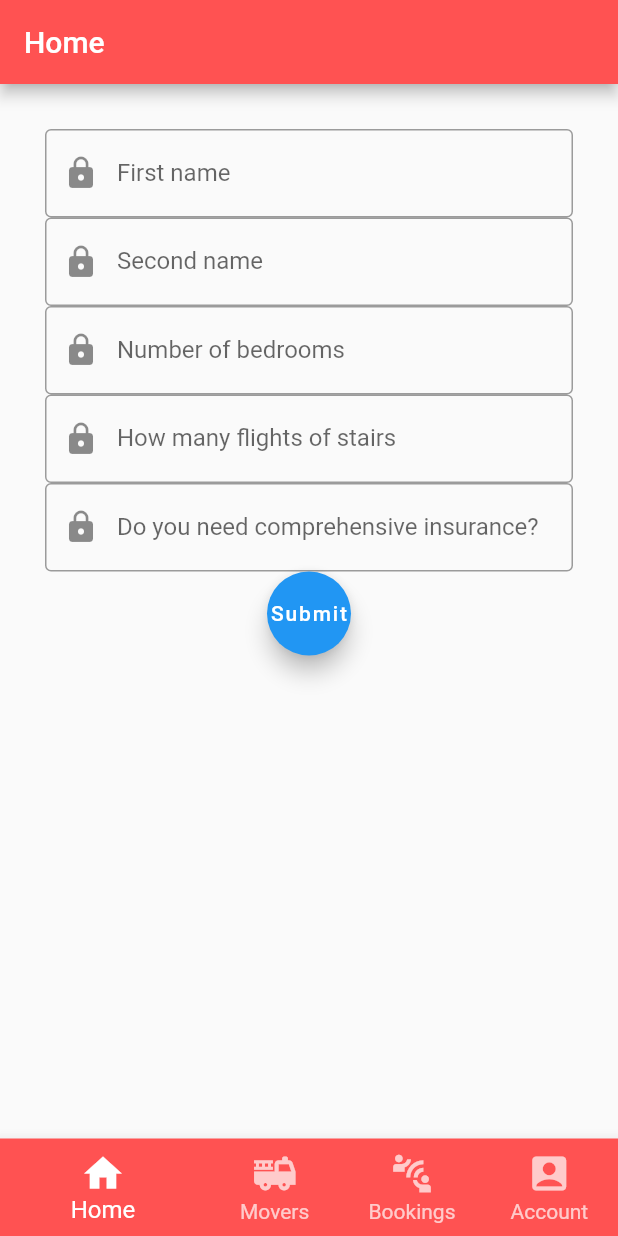
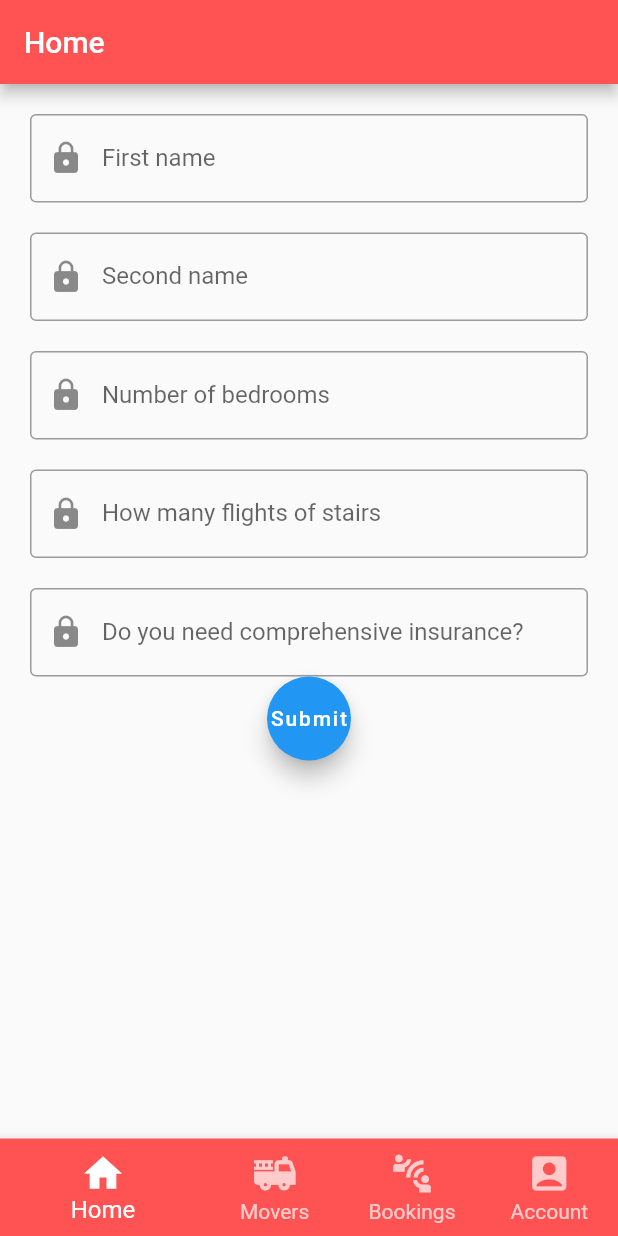
Before and after one commit to seankeish111/movee-flutter-client, a Flutter app: the screen it shows once a user with an empty profile is signed in, on a phone screen of 412 x 824 dp. Run offline on Flutter 3.47's test engine with Material 2 defaults, Android fonts, the phone set to English and light mode, and no system bars; drawn by our look-alikes of flutter_form_builder; our stand-ins replace firebase_auth, firebase_core; missing offline and left inert: flutterfire_ui; accounts and stored records are empty.

Commit message:
form fields padding

```diff
--- a/lib/pages/home_page.dart
+++ b/lib/pages/home_page.dart
@@ -21,12 +21,23 @@ class _home_pageState extends State<home_page> {
     ),
 
     body: Padding(
-      padding: const EdgeInsets.all(30.0),
+      padding: const EdgeInsets.only(
+        top: 20,
+        left: 20,
+        right: 20,
+      ),
+
+
       child: FormBuilder(
         key: _formKey,
         child: Column(
           children: [
-            FormBuilderTextField(
+            Padding(
+              padding: const EdgeInsets.only(
+                bottom: 20,
+              ),
+
+              child: FormBuilderTextField(
                 obscureText: true,
                   decoration:  const InputDecoration(
                     prefixIcon: Icon(Icons.lock),
@@ -36,8 +47,13 @@ class _home_pageState extends State<home_page> {
                     ),
                   ),
                   name: 'textField'),
+            ),
 
-            FormBuilderTextField(
+            Padding(
+              padding: const EdgeInsets.only(
+                bottom: 20,
+              ),
+              child: FormBuilderTextField(
                   obscureText: true,
                   decoration:  const InputDecoration(
                       prefixIcon: Icon(Icons.lock),
@@ -45,8 +61,14 @@ class _home_pageState extends State<home_page> {
                       border: OutlineInputBorder(),
                   ),
                   name: 'textField'),
+            ),
 
-            FormBuilderTextField(
+            Padding(
+              padding: const EdgeInsets.only(
+                bottom: 20,
+
+              ),
+              child: FormBuilderTextField(
                   obscureText: true,
                   decoration:  const InputDecoration(
                       prefixIcon: Icon(Icons.lock),
@@ -54,8 +76,13 @@ class _home_pageState extends State<home_page> {
                       border: OutlineInputBorder(),
                   ),
                   name: 'textField'),
+            ),
 
-            FormBuilderTextField(
+            Padding(
+              padding: const EdgeInsets.only(
+                bottom: 20,
+              ),
+              child: FormBuilderTextField(
                   obscureText: true,
                   decoration:  const InputDecoration(
                       prefixIcon: Icon(Icons.lock),
@@ -63,6 +90,7 @@ class _home_pageState extends State<home_page> {
                       border: OutlineInputBorder(),
                   ),
                   name: 'textField'),
+            ),
 
 
             FormBuilderTextField(
```
Lines whose indentation alone changed are shown as unchanged.
